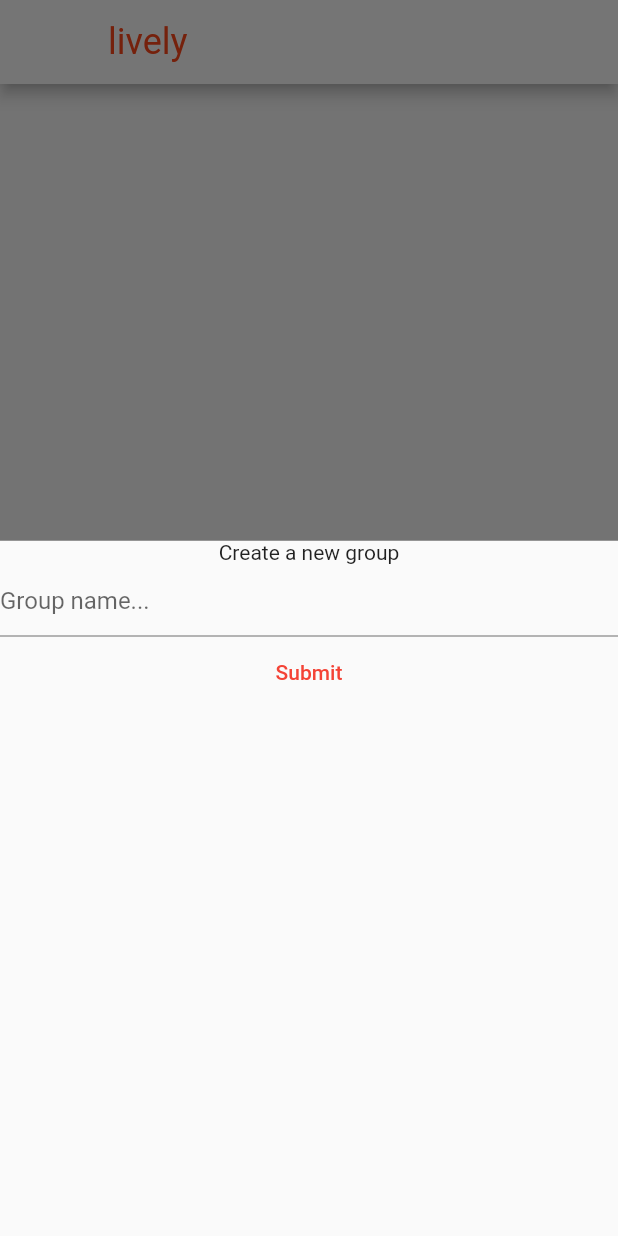
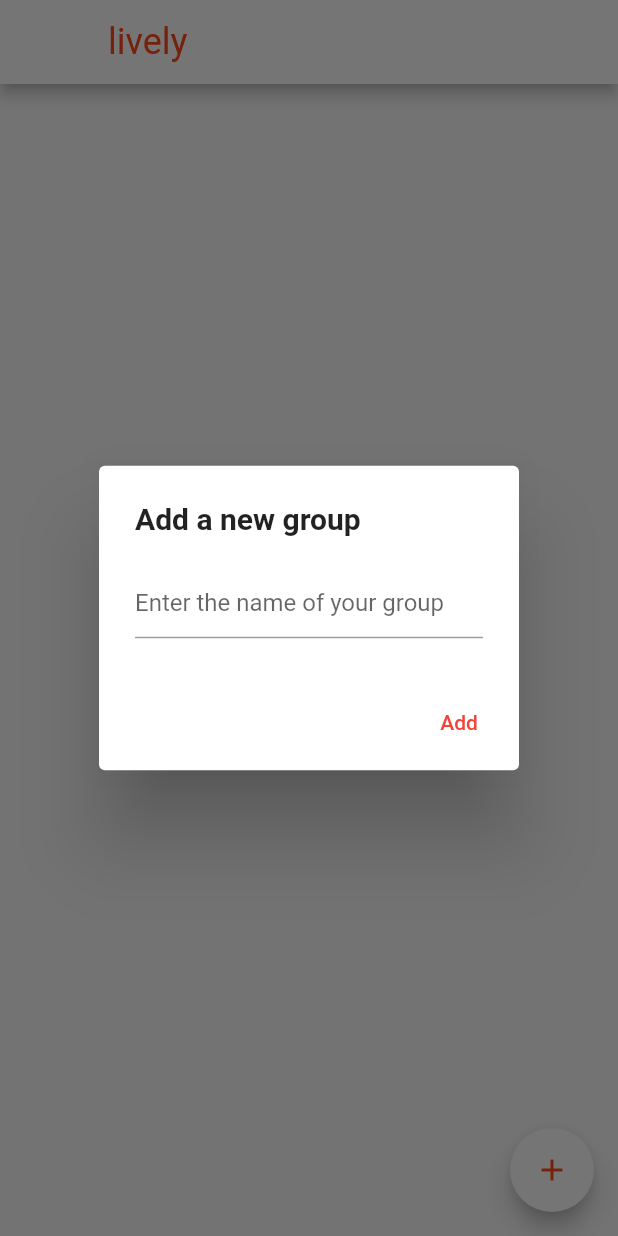
Before and after one commit to dannyhyatt/lively, a Flutter app: the screen it shows once a user with an empty profile is signed in, after a tap on the "add" icon, on a phone screen of 412 x 824 dp. Run offline on Flutter 3.47's test engine with Material 2 defaults, Android fonts, the light colour scheme and no system bars; our stand-ins replace cloud_firestore, cloud_functions, firebase_auth, firebase_core, firebase_storage, font_awesome_flutter and 6 more; missing offline and left inert: firebase_ui_auth, video_stream; accounts and stored records are empty; Roboto replaces fonts that are missing (Kanit).

Commit message:
show dialog add group

```diff
--- a/lib/groups_list_page.dart
+++ b/lib/groups_list_page.dart
@@ -146,15 +146,21 @@ class _GroupListPageState extends State<GroupListPage> {
         onPressed: () {
           String text = '';
           var members = [FirebaseAuth.instance.currentUser!.phoneNumber ?? ''];
-          showModalBottomSheet(
+          showDialog(
             context: context,
-            builder: (ctx) => Column(
-              children: [
-                Text('Create a new group'),
-                TextField(
-                  onChanged: (value) => text = value,
-                  decoration: InputDecoration(hintText: 'Group name...'),
-                  onSubmitted: ((value) {
+            builder: (ctx) => AlertDialog(
+              title: Text(
+                'Add a new group',
+                style: TextStyle(fontSize: 20, fontWeight: FontWeight.bold),
+              ),
+              content: TextField(
+                onChanged: (value) => text = value,
+                decoration:
+                    InputDecoration(hintText: 'Enter the name of your group'),
+              ),
+              actions: [
+                TextButton(
+                  onPressed: () {
                     debugPrint(text);
                     FirebaseFirestore.instance
                         .collection('groups')
@@ -171,33 +177,10 @@ class _GroupListPageState extends State<GroupListPage> {
                         }
                       ]
                     });
-                    Navigator.of(ctx).pop();
-                  }),
+                    Navigator.of(context).pop();
+                  },
+                  child: Text('Add'),
                 ),
-                TextButton(
-                    onPressed: () {
-                      debugPrint(text);
-                      FirebaseFirestore.instance
-                          .collection('groups')
-                          .add(<String, dynamic>{
-                        'name': text,
-                        'members': members,
-                        'memberData': [
-                          {
-                            'phoneNumber':
-                                FirebaseAuth.instance.currentUser!.phoneNumber,
-                            'name': widget.displayName,
-                            'bio': widget.bio,
-                            'imageUrl': widget.imageUrl,
-                          }
-                        ]
-                      });
-                      Navigator.of(context).pop();
-                      // ScaffoldMessenger.of(context).showSnackBar(SnackBar(
-                      //     content:
-                      //         Text('Copied invite link to clipboard')));
-                    },
-                    child: Text('Submit'))
               ],
             ),
           );
```
Also changed, not shown: flutter_01.png (added), lib/video_page.dart (deleted), pubspec.lock, 1 other file.
